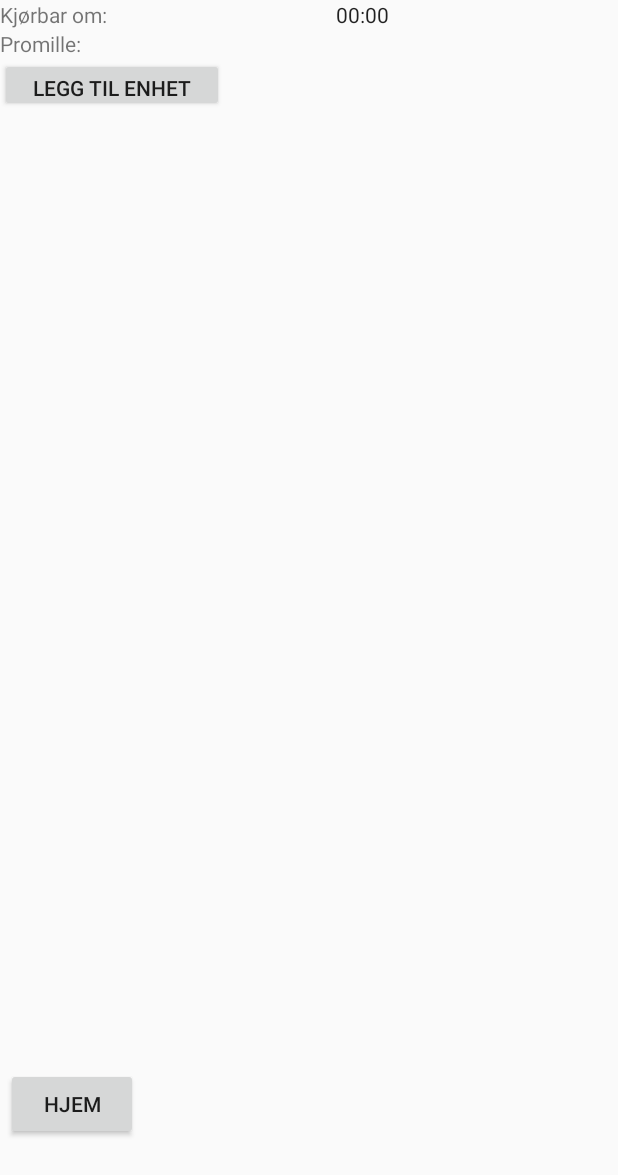
After one commit to JoakimAa/Kjorbar, an Android app: the layout activity_calculate.xml on its own in the app's theme, with its tools: preview values and no code run, on a phone screen of 412 x 824 dp. The commit adds this screen. Shown: the top 1175 px of the screen. Run offline under Robolectric (Android 15) with nearby library versions, the phone set to English and light mode, and no system bars.

Commit message:
Added layouts and activities.

```diff
--- a/app/build.gradle
+++ b/app/build.gradle
@@ -26,6 +26,7 @@ dependencies {
     implementation fileTree(dir: "libs", include: ["*.jar"])
     implementation 'androidx.appcompat:appcompat:1.2.0'
     implementation 'androidx.constraintlayout:constraintlayout:2.0.1'
+    implementation 'androidx.recyclerview:recyclerview:1.1.0'
     testImplementation 'junit:junit:4.12'
     androidTestImplementation 'androidx.test.ext:junit:1.1.2'
     androidTestImplementation 'androidx.test.espresso:espresso-core:3.3.0'
--- /dev/null
+++ b/app/src/main/java/no/hiof/kjorbar/ProfileActivity.java
@@ -0,0 +1,4 @@
+package no.hiof.kjorbar;
+
+public class ProfileActivity {
+}
--- /dev/null
+++ b/app/src/main/res/layout/activity_add_unit.xml
@@ -0,0 +1,6 @@
+<?xml version="1.0" encoding="utf-8"?>
+<LinearLayout xmlns:android="http://schemas.android.com/apk/res/android"
+    android:layout_width="match_parent"
+    android:layout_height="match_parent">
+
+</LinearLayout>
--- /dev/null
+++ b/app/src/main/res/layout/activity_calculate.xml
@@ -0,0 +1,92 @@
+<?xml version="1.0" encoding="utf-8"?>
+<LinearLayout xmlns:android="http://schemas.android.com/apk/res/android"
+    xmlns:app="http://schemas.android.com/apk/res-auto"
+    xmlns:tools="http://schemas.android.com/tools"
+    android:layout_width="match_parent"
+    android:layout_height="wrap_content"
+    android:orientation="vertical">
+
+    <ScrollView
+        android:layout_width="match_parent"
+        android:layout_height="match_parent"
+        android:orientation="vertical">
+
+        <LinearLayout
+            android:layout_width="match_parent"
+            android:layout_height="wrap_content"
+            android:orientation="vertical">
+
+            <LinearLayout
+                android:layout_width="match_parent"
+                android:layout_height="wrap_content"
+                android:orientation="horizontal">
+
+                <TextView
+                    android:id="@+id/txtDrivableIn"
+                    android:layout_width="wrap_content"
+                    android:layout_height="wrap_content"
+                    android:layout_weight="1"
+                    android:text="@string/calculation_drivable_in" />
+
+                <Chronometer
+                    android:id="@+id/txtDrivableInTime"
+                    android:layout_width="wrap_content"
+                    android:layout_height="wrap_content"
+                    android:layout_weight="1" />
+
+            </LinearLayout>
+            <LinearLayout
+                android:layout_width="match_parent"
+                android:layout_height="wrap_content"
+                android:orientation="horizontal">
+
+                <TextView
+                    android:id="@+id/txtPerMill"
+                    android:layout_width="wrap_content"
+                    android:layout_height="wrap_content"
+                    android:layout_weight="1"
+                    android:text="@string/calculation_per_mill" />
+
+                <TextView
+                    android:id="@+id/txtPerMillNumber"
+                    android:layout_width="wrap_content"
+                    android:layout_height="wrap_content"
+                    android:layout_weight="1"
+                    android:text="" />
+
+
+            </LinearLayout>
+            <androidx.recyclerview.widget.RecyclerView
+                android:id="@+id/recycleViewUnits"
+                android:scrollbars="vertical"
+                android:layout_width="match_parent"
+                android:layout_height="match_parent" >
+
+            </androidx.recyclerview.widget.RecyclerView>
+
+            <Button
+                android:id="@+id/btnAddUnits"
+                android:layout_width="149dp"
+                android:layout_height="36dp"
+                android:text="@string/navigation_calculation_to_add_unit" />
+        </LinearLayout>
+
+
+    </ScrollView>
+
+    <androidx.constraintlayout.widget.ConstraintLayout
+        android:layout_width="match_parent"
+        android:layout_height="689dp">
+
+        <Button
+            android:id="@+id/btnNavCalculateToMain"
+            android:layout_width="wrap_content"
+            android:layout_height="wrap_content"
+            android:layout_marginStart="4dp"
+            android:layout_marginBottom="4dp"
+            android:layout_weight="1"
+            android:text="@string/navigation_calculation_to_home"
+            app:layout_constraintBottom_toBottomOf="parent"
+            app:layout_constraintStart_toStartOf="parent" />
+    </androidx.constraintlayout.widget.ConstraintLayout>
+</LinearLayout>
--- a/app/src/main/res/values/strings.xml
+++ b/app/src/main/res/values/strings.xml
@@ -1,3 +1,19 @@
 <resources>
     <string name="app_name">Kjørbar</string>
+
+    <string name="navigation_main_to_profile">Profil</string>
+    <string name="navigation_main_to_calculate">Kalkuler</string>
+    <string name="navigation_calculation_to_add_unit">Legg til enhet</string>
+    <string name="navigation_calculation_to_home">Hjem</string>
+
+    <string name="profile_weight">Vekt:</string>
+    <string name="profile_height">Height:</string>
+    <string name="profile_age">Alder:</string>
+    <string name="profile_gender">Kjønn:</string>
+    <string name="profile_max_per_mill">Maks promille:</string>
+    <string name="profile_max_units">Maks enheter:</string>
+
+    <string name="calculation_drivable_in">Kjørbar om:</string>
+    <string name="calculation_per_mill">Promille:</string>
+
 </resources>
```
Also changed, not shown: app/src/main/res/layout/activity_main.xml (+22 -7 lines), app/src/main/res/layout/activity_profile.xml (added, +113 -0 lines).
